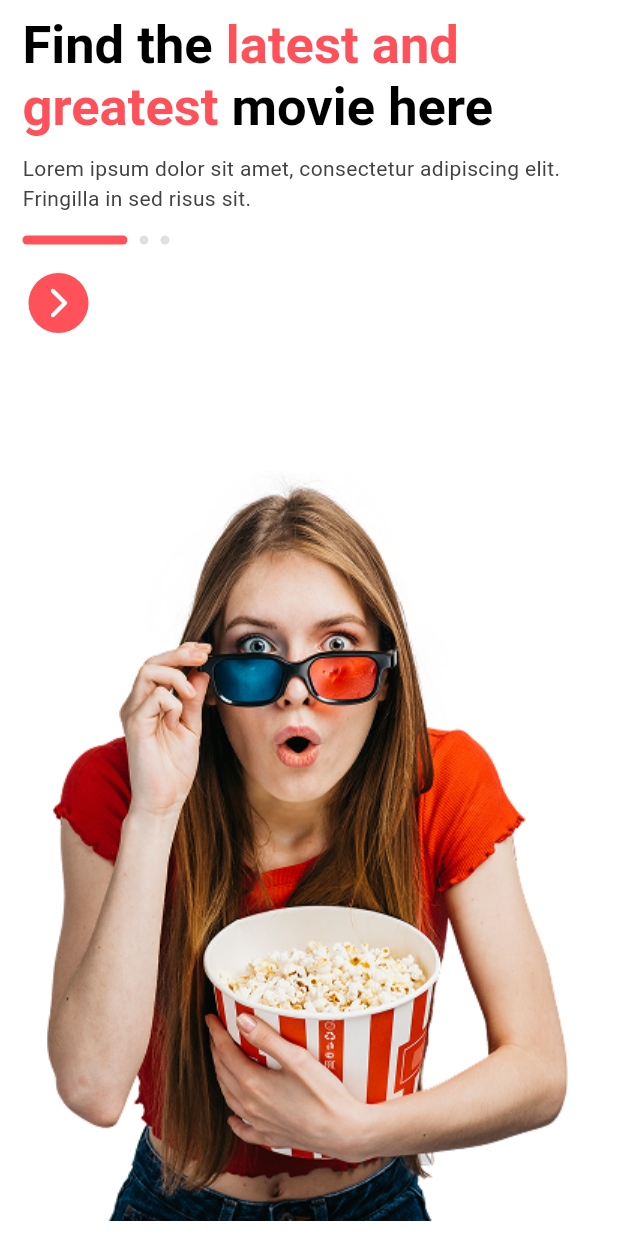
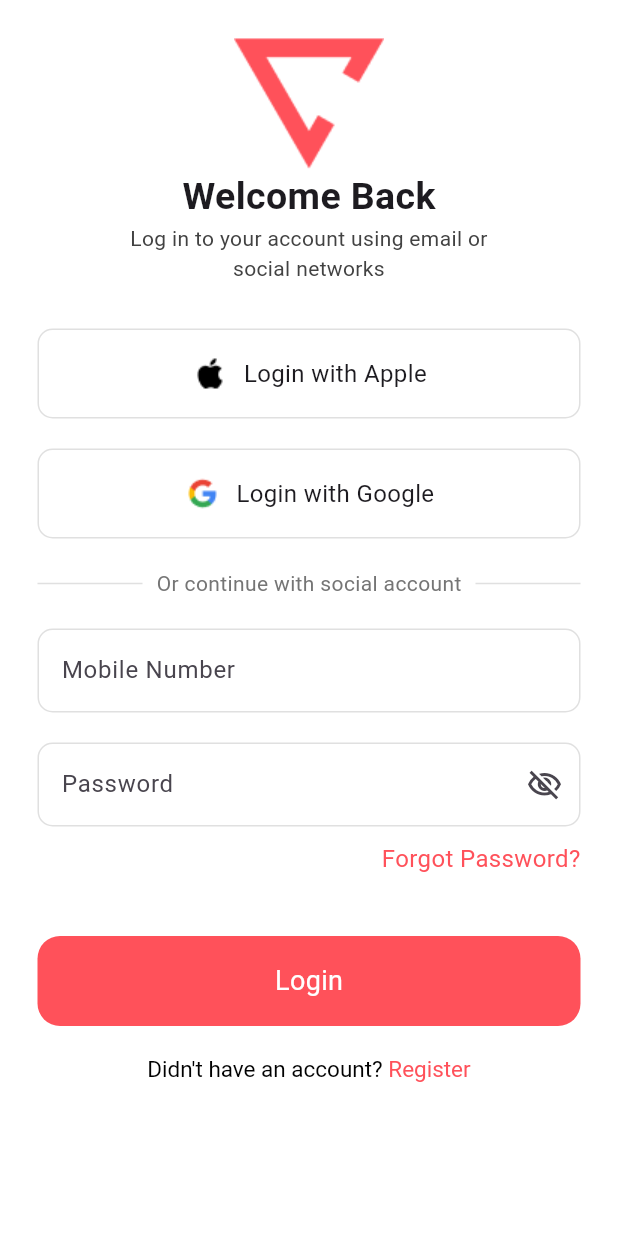
Before and after one commit to VishishtaDilsara/movie_app_ui, a Flutter app: the screen it shows after launch, after a tap on the "arrow forward ios" icon, on a phone screen of 412 x 824 dp. Run offline on Flutter 3.47's test engine with Material 3 defaults, Android fonts, the phone set to English and light mode, and no system bars.

Commit message:
Authentication Screen created

```diff
--- /dev/null
+++ b/lib/screens/auth_screen.dart
@@ -0,0 +1,169 @@
+import 'package:flutter/material.dart';
+import 'package:movie_app/utils/custom_colors.dart';
+
+class AuthScreen extends StatefulWidget {
+  const AuthScreen({super.key});
+
+  @override
+  State<AuthScreen> createState() => _AuthScreenState();
+}
+
+class _AuthScreenState extends State<AuthScreen> {
+  @override
+  Widget build(BuildContext context) {
+    final size = MediaQuery.sizeOf(context);
+    return Scaffold(
+      backgroundColor: Colors.white,
+      body: SafeArea(
+        child: Padding(
+          padding: const EdgeInsets.symmetric(horizontal: 25, vertical: 25),
+          child: Center(
+            child: Column(
+              children: [
+                Image.asset('assets/images/logo.png'),
+                Text(
+                  'Welcome Back',
+                  style: TextStyle(fontWeight: FontWeight.bold, fontSize: 25),
+                ),
+                Text(
+                  'Log in to your account using email or\nsocial networks',
+                  textAlign: TextAlign.center,
+                  style: TextStyle(color: Colors.grey.shade800),
+                ),
+                SizedBox(height: 30),
+                Container(
+                  width: size.width,
+                  height: 60,
+                  decoration: BoxDecoration(
+                    color: Colors.transparent,
+                    border: Border.all(color: Colors.grey.shade300),
+                    borderRadius: BorderRadius.circular(10),
+                  ),
+                  child: Row(
+                    mainAxisAlignment: MainAxisAlignment.center,
+                    children: [
+                      Image.asset('assets/images/Apple.png'),
+                      SizedBox(width: 10),
+                      Text('Login with Apple', style: TextStyle(fontSize: 16)),
+                    ],
+                  ),
+                ),
+                SizedBox(height: 20),
+                Container(
+                  width: size.width,
+                  height: 60,
+                  decoration: BoxDecoration(
+                    color: Colors.transparent,
+                    border: Border.all(color: Colors.grey.shade300),
+                    borderRadius: BorderRadius.circular(10),
+                  ),
+                  child: Row(
+                    mainAxisAlignment: MainAxisAlignment.center,
+                    children: [
+                      Image.asset('assets/images/google.png'),
+                      SizedBox(width: 10),
+                      Text('Login with Google', style: TextStyle(fontSize: 16)),
+                    ],
+                  ),
+                ),
+                SizedBox(height: 20),
+                Row(
+                  mainAxisAlignment: MainAxisAlignment.spaceBetween,
+                  children: [
+                    Container(
+                      width: 70,
+                      height: 1,
+                      decoration: BoxDecoration(color: Colors.grey.shade300),
+                    ),
+                    Text(
+                      'Or continue with social account',
+                      style: TextStyle(color: Colors.grey.shade600),
+                    ),
+                    Container(
+                      width: 70,
+                      height: 1,
+                      decoration: BoxDecoration(color: Colors.grey.shade300),
+                    ),
+                  ],
+                ),
+                SizedBox(height: 20),
+                TextField(
+                  decoration: InputDecoration(
+                    focusedBorder: OutlineInputBorder(
+                      borderRadius: BorderRadius.circular(10),
+                      borderSide: BorderSide(color: Colors.grey.shade300),
+                    ),
+                    label: Text('Mobile Number'),
+
+                    enabledBorder: OutlineInputBorder(
+                      borderRadius: BorderRadius.circular(10),
+                      borderSide: BorderSide(color: Colors.grey.shade300),
+                    ),
+                  ),
+                ),
+                SizedBox(height: 20),
+                TextField(
+                  decoration: InputDecoration(
+                    suffixIcon: Icon(Icons.visibility_off_outlined),
+
+                    focusedBorder: OutlineInputBorder(
+                      borderRadius: BorderRadius.circular(10),
+                      borderSide: BorderSide(color: Colors.grey.shade300),
+                    ),
+                    label: Text('Password'),
+
+                    enabledBorder: OutlineInputBorder(
+                      borderRadius: BorderRadius.circular(10),
+                      borderSide: BorderSide(color: Colors.grey.shade300),
+                    ),
+                  ),
+                ),
+                SizedBox(height: 10),
+                Row(
+                  mainAxisAlignment: MainAxisAlignment.end,
+                  children: [
+                    Text(
+                      'Forgot Password?',
+                      style: TextStyle(
+                        color: CustomColors.primaryColor,
+                        fontSize: 16,
+                      ),
+                    ),
+                  ],
+                ),
+                SizedBox(height: 40),
+                Container(
+                  width: size.width,
+                  height: 60,
+                  decoration: BoxDecoration(
+                    color: CustomColors.primaryColor,
+                    borderRadius: BorderRadius.circular(15),
+                  ),
+                  child: Center(
+                    child: Text(
+                      'Login',
+                      style: TextStyle(color: Colors.white, fontSize: 18),
+                    ),
+                  ),
+                ),
+                SizedBox(height: 20),
+                RichText(
+                  text: TextSpan(
+                    text: "Didn't have an account? ",
+                    style: TextStyle(color: Colors.black, fontSize: 15),
+                    children: [
+                      TextSpan(
+                        text: 'Register',
+                        style: TextStyle(color: CustomColors.primaryColor),
+                      ),
+                    ],
+                  ),
+                ),
+              ],
+            ),
+          ),
+        ),
+      ),
+    );
+  }
+}
--- a/lib/screens/onboarding_screen.dart
+++ b/lib/screens/onboarding_screen.dart
@@ -1,4 +1,5 @@
 import 'package:flutter/material.dart';
+import 'package:movie_app/screens/auth_screen.dart';
 import 'package:movie_app/utils/custom_colors.dart';
 
 class OnboardingScreen extends StatefulWidget {
@@ -66,7 +67,12 @@ class _OnboardingScreenState extends State<OnboardingScreen> {
               ),
               SizedBox(height: 15),
               IconButton(
-                onPressed: () {},
+                onPressed: () {
+                  Navigator.push(
+                    context,
+                    MaterialPageRoute(builder: (context) => AuthScreen()),
+                  );
+                },
                 icon: Icon(Icons.arrow_forward_ios_rounded),
                 color: Colors.white,
                 style: ButtonStyle(
```
Also changed, not shown: assets/images/Apple.png (added), assets/images/google.png (added).
